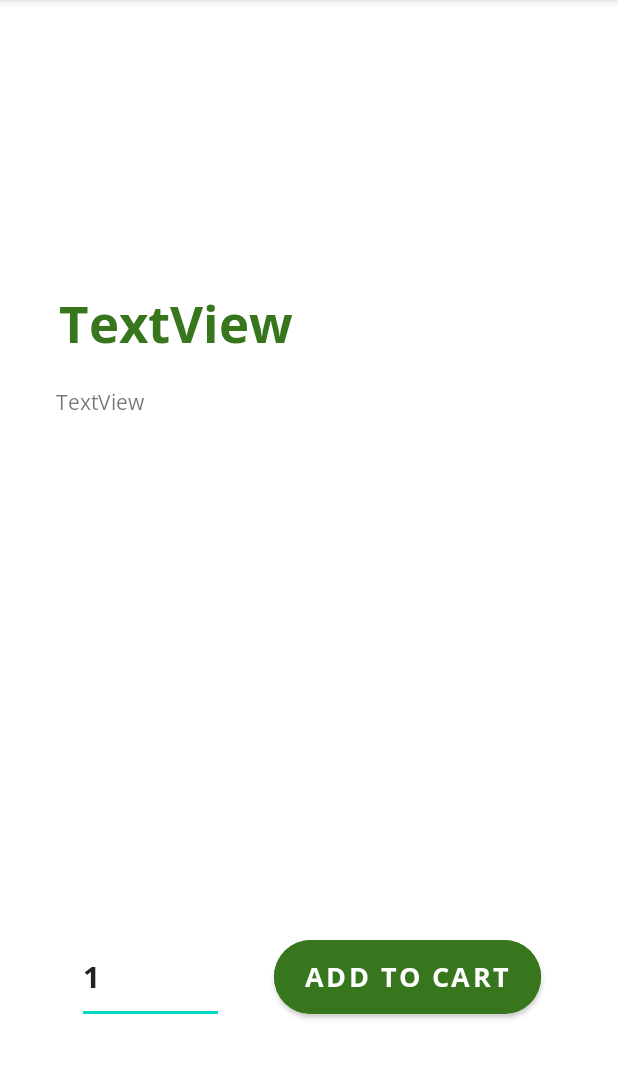
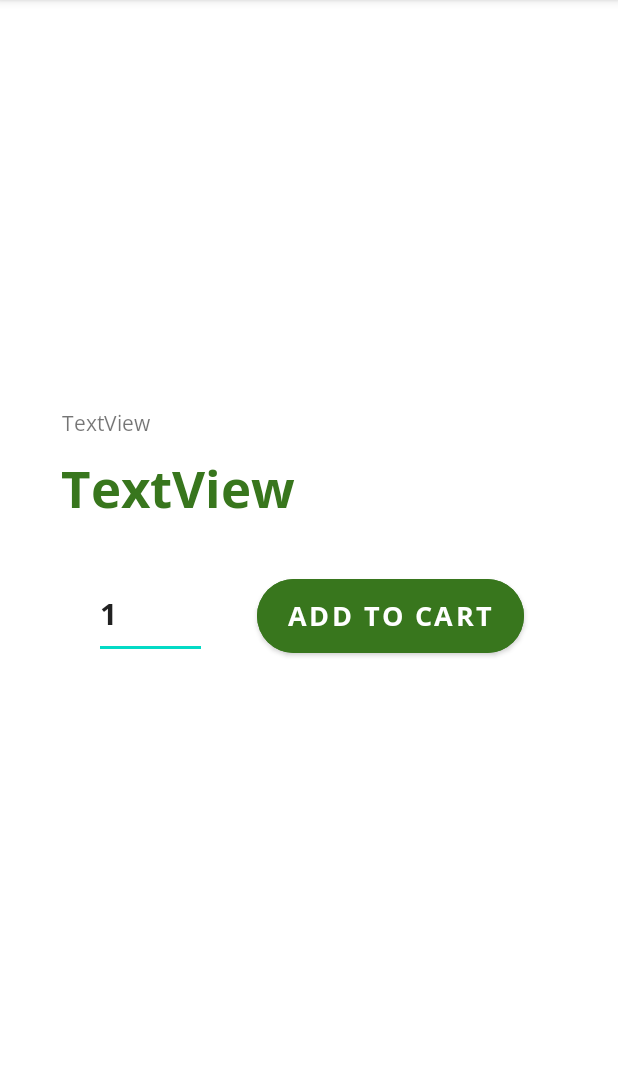
Before and after one commit to mmmelkadri/GroceryApp, an Android app: the ProductActivity screen opened directly, with no data from a screen before it, on a phone screen of 412 x 824 dp, the part 84-1163 px from its top. Run offline under Robolectric (Android 15) with nearby library versions, the phone set to English and light mode, and no system bars.

Commit message:
Changed Product xml page, removed item description and changed to item brand

```diff
--- a/app/src/main/java/com/example/groceryapp/CheckoutActivity.java
+++ b/app/src/main/java/com/example/groceryapp/CheckoutActivity.java
@@ -15,20 +15,30 @@ public class CheckoutActivity extends AppCompatActivity {
         // Read users cart in database and add buttons to the scroll layout
     }
 
+    public void displayItems(View view) {
+
+    }
+
     public void incrementItem(View view) {
         // Write to cart database, item amount + 1
+        // redisplay onCreate
     }
 
     public void decrementItem(View view) {
         // Write to cart database, item amount - 1
         // if amount is already 1, do nothing
+        // redisplay onCreate
+
     }
 
     public void removeItem(View view) {
         // Look in cart database and remove item
+        // redisplay onCreate
+
     }
 
     public void checkout(View view) {
         // Write order to both owner and customer
+        // Clear cart
     }
 }
--- a/app/src/main/res/layout/activity_product.xml
+++ b/app/src/main/res/layout/activity_product.xml
@@ -9,39 +9,34 @@
 
     <TextView
         android:id="@+id/itemName"
-        android:layout_width="334dp"
+        android:layout_width="333dp"
         android:layout_height="46dp"
-        android:layout_marginStart="24dp"
-        android:layout_marginTop="192dp"
-        android:layout_marginEnd="24dp"
-        android:layout_marginBottom="20dp"
+        android:layout_marginTop="4dp"
         android:fontFamily="@font/open_sans_bold"
         android:text="TextView"
         android:textColor="#38761d"
         android:textSize="34sp"
-        app:layout_constraintBottom_toTopOf="@+id/itemDescription"
         app:layout_constraintEnd_toEndOf="parent"
+        app:layout_constraintHorizontal_bias="0.519"
+        app:layout_constraintStart_toStartOf="parent"
+        app:layout_constraintTop_toBottomOf="@+id/itemBrand" />
+
+    <TextView
+        android:id="@+id/itemBrand"
+        android:layout_width="333dp"
+        android:layout_height="26dp"
+        android:layout_marginTop="272dp"
+        android:fontFamily="@font/open_sans"
+        android:text="TextView"
+        app:layout_constraintEnd_toEndOf="parent"
+        app:layout_constraintHorizontal_bias="0.525"
         app:layout_constraintStart_toStartOf="parent"
         app:layout_constraintTop_toTopOf="parent" />
 
-    <TextView
-        android:id="@+id/itemDescription"
-        android:layout_width="338dp"
-        android:layout_height="0dp"
-        android:layout_marginStart="64dp"
-        android:layout_marginEnd="64dp"
-        android:layout_marginBottom="201dp"
-        android:fontFamily="@font/open_sans"
-        android:text="TextView"
-        app:layout_constraintBottom_toBottomOf="parent"
-        app:layout_constraintEnd_toEndOf="parent"
-        app:layout_constraintStart_toStartOf="parent"
-        app:layout_constraintTop_toBottomOf="@+id/itemName" />
-
     <EditText
         android:id="@+id/numItems"
-        android:layout_width="98dp"
-        android:layout_height="62dp"
+        android:layout_width="75dp"
+        android:layout_height="59dp"
         android:layout_marginStart="64dp"
         android:layout_marginTop="32dp"
         android:layout_marginEnd="24dp"
@@ -54,14 +49,15 @@
         app:layout_constraintBottom_toBottomOf="parent"
         app:layout_constraintEnd_toStartOf="@+id/addCart"
         app:layout_constraintStart_toStartOf="parent"
-        app:layout_constraintTop_toBottomOf="@+id/itemDescription" />
+        app:layout_constraintTop_toBottomOf="@+id/itemName"
+        app:layout_constraintVertical_bias="0.0" />
 
     <com.google.android.material.button.MaterialButton
         android:id="@+id/addCart"
         android:layout_width="178dp"
         android:layout_height="61dp"
         android:layout_marginStart="9dp"
-        android:layout_marginTop="54dp"
+        android:layout_marginTop="32dp"
         android:layout_marginEnd="64dp"
         android:layout_marginBottom="64dp"
         android:backgroundTint="#38761D"
@@ -74,7 +70,7 @@
         app:layout_constraintBottom_toBottomOf="parent"
         app:layout_constraintEnd_toEndOf="parent"
         app:layout_constraintStart_toEndOf="@+id/numItems"
-        app:layout_constraintTop_toBottomOf="@+id/itemDescription"
+        app:layout_constraintTop_toBottomOf="@+id/itemName"
         app:layout_constraintVertical_bias="0.0" />
 
 </androidx.constraintlayout.widget.ConstraintLayout>
```
